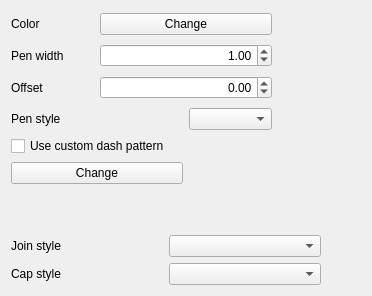
Qt form src/ui/symbollayer/widget_simpleline.ui (qgis/QGIS) before a commit.
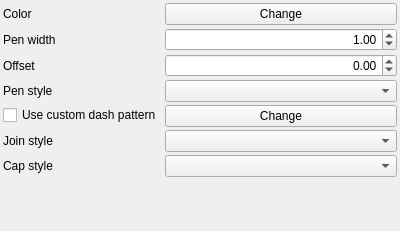
The same form after that commit. Custom widgets are drawn as their Qt base class.

Commit message: Set all symbol ui to use form layout rather then custom grid layout for each one.  More consistent ui.

Patch:
```diff
--- a/src/ui/symbollayer/widget_simpleline.ui
+++ b/src/ui/symbollayer/widget_simpleline.ui
@@ -6,16 +6,23 @@
    <rect>
     <x>0</x>
     <y>0</y>
-    <width>358</width>
-    <height>296</height>
+    <width>400</width>
+    <height>231</height>
    </rect>
   </property>
   <property name="windowTitle">
    <string>Form</string>
   </property>
-  <layout class="QGridLayout" name="gridLayout_2">
-   <item row="0" column="0">
-    <layout class="QGridLayout" name="gridLayout">
+  <layout class="QFormLayout" name="formLayout">
+   <property name="horizontalSpacing">
+    <number>3</number>
+   </property>
+   <property name="verticalSpacing">
+    <number>3</number>
+   </property>
+   <property name="margin">
+    <number>3</number>
+   </property>
      <item row="0" column="0">
       <widget class="QLabel" name="label">
        <property name="text">
@@ -23,7 +30,7 @@
        </property>
       </widget>
      </item>
-     <item row="0" column="1" colspan="2">
+   <item row="0" column="1">
       <widget class="QgsColorButtonV2" name="btnChangeColor">
        <property name="sizePolicy">
         <sizepolicy hsizetype="Preferred" vsizetype="Fixed">
@@ -36,22 +43,6 @@
        </property>
       </widget>
      </item>
-     <item row="0" column="3" rowspan="3">
-      <spacer>
-       <property name="orientation">
-        <enum>Qt::Horizontal</enum>
-       </property>
-       <property name="sizeType">
-        <enum>QSizePolicy::Preferred</enum>
-       </property>
-       <property name="sizeHint" stdset="0">
-        <size>
-         <width>50</width>
-         <height>91</height>
-        </size>
-       </property>
-      </spacer>
-     </item>
      <item row="1" column="0">
       <widget class="QLabel" name="label_2">
        <property name="text">
@@ -59,7 +50,7 @@
        </property>
       </widget>
      </item>
-     <item row="1" column="1" colspan="2">
+   <item row="1" column="1">
       <widget class="QDoubleSpinBox" name="spinWidth">
        <property name="sizePolicy">
         <sizepolicy hsizetype="Preferred" vsizetype="Fixed">
@@ -88,7 +79,7 @@
        </property>
       </widget>
      </item>
-     <item row="2" column="1" colspan="2">
+   <item row="2" column="1">
       <widget class="QDoubleSpinBox" name="spinOffset">
        <property name="alignment">
         <set>Qt::AlignRight|Qt::AlignTrailing|Qt::AlignVCenter</set>
@@ -111,77 +102,42 @@
        </property>
       </widget>
      </item>
-     <item row="3" column="2">
-      <widget class="QgsPenStyleComboBox" name="cboPenStyle"/>
-     </item>
-     <item row="4" column="0" colspan="4">
-      <widget class="QCheckBox" name="mCustomCheckBox">
-       <property name="text">
-        <string>Use custom dash pattern</string>
-       </property>
-      </widget>
-     </item>
-     <item row="5" column="0" colspan="2">
-      <widget class="QPushButton" name="mChangePatternButton">
-       <property name="text">
-        <string>Change</string>
-       </property>
-      </widget>
-     </item>
-    </layout>
-   </item>
-   <item row="1" column="0">
-    <spacer>
-     <property name="orientation">
-      <enum>Qt::Vertical</enum>
-     </property>
-     <property name="sizeHint" stdset="0">
-      <size>
-       <width>350</width>
-       <height>81</height>
-      </size>
-     </property>
-    </spacer>
-   </item>
-   <item row="2" column="0">
-    <layout class="QGridLayout" name="gridLayout_1">
-     <item row="0" column="0">
+   <item row="8" column="0">
       <widget class="QLabel" name="label_5">
        <property name="text">
         <string>Join style</string>
        </property>
       </widget>
      </item>
-     <item row="0" column="1">
+   <item row="8" column="1">
       <widget class="QgsPenJoinStyleComboBox" name="cboJoinStyle"/>
      </item>
-     <item row="0" column="2" rowspan="2">
-      <spacer name="horizontalSpacer">
-       <property name="orientation">
-        <enum>Qt::Horizontal</enum>
-       </property>
-       <property name="sizeType">
-        <enum>QSizePolicy::Preferred</enum>
-       </property>
-       <property name="sizeHint" stdset="0">
-        <size>
-         <width>40</width>
-         <height>38</height>
-        </size>
-       </property>
-      </spacer>
-     </item>
-     <item row="1" column="0">
+   <item row="9" column="0">
       <widget class="QLabel" name="label_6">
        <property name="text">
         <string>Cap style</string>
        </property>
       </widget>
      </item>
-     <item row="1" column="1">
+   <item row="9" column="1">
       <widget class="QgsPenCapStyleComboBox" name="cboCapStyle"/>
      </item>
-    </layout>
+   <item row="6" column="0">
+    <widget class="QCheckBox" name="mCustomCheckBox">
+     <property name="text">
+      <string>Use custom dash pattern</string>
+     </property>
+    </widget>
+   </item>
+   <item row="6" column="1">
+    <widget class="QPushButton" name="mChangePatternButton">
+     <property name="text">
+      <string>Change</string>
+     </property>
+    </widget>
+   </item>
+   <item row="3" column="1">
+    <widget class="QgsPenStyleComboBox" name="cboPenStyle"/>
    </item>
   </layout>
  </widget>
```
Lines whose indentation alone changed are shown as unchanged. The commit also changes 11 other files.
